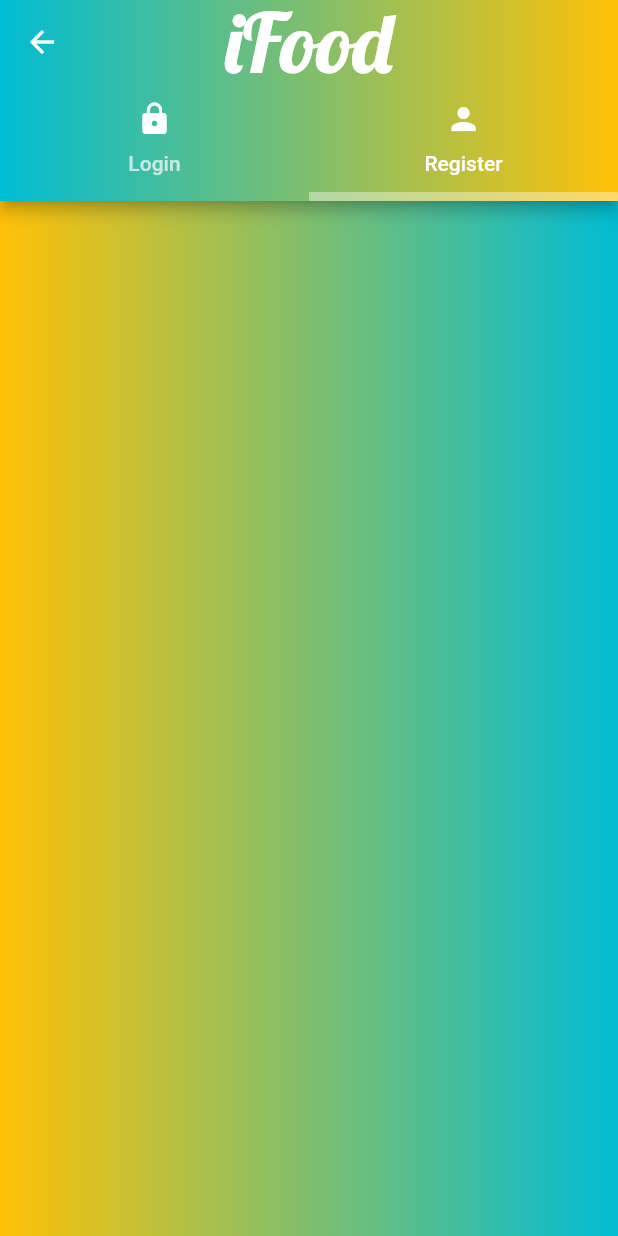
After one commit to HassanrazaBhatti/ipanda, a Flutter app: the AuthScreen screen opened directly, tab 2 chosen, on a phone screen of 412 x 824 dp. The commit adds this screen. Run offline on Flutter 3.47's test engine with Material 2 defaults, Android fonts, the phone set to English and light mode, and no system bars.

Commit message:
updated auth

```diff
--- a/lib/auth/auth_screen.dart
+++ b/lib/auth/auth_screen.dart
@@ -1,4 +1,7 @@
 import 'package:flutter/material.dart';
+import 'package:ipanda/auth/signup_screen.dart';
+
+import 'login_screen.dart';
 
 class AuthScreen extends StatefulWidget {
   const AuthScreen({Key? key}) : super(key: key);
@@ -54,15 +57,16 @@ class _AuthScreenState extends State<AuthScreen> {
           ),
           body: Container(
             decoration: const BoxDecoration(
-              gradient: const LinearGradient(
+              gradient:  LinearGradient(
                   colors: [
                     Colors.amber,
                     Colors.cyan,
                   ])
             ),
-            child: TabBarView(
+            child: const TabBarView(
               children: [
-
+                LoginScreen(),
+                SignUp(),
               ],
             ),
           ),
--- /dev/null
+++ b/lib/auth/signup_screen.dart
@@ -0,0 +1,15 @@
+import 'package:flutter/material.dart';
+
+class SignUp extends StatefulWidget {
+  const SignUp({Key? key}) : super(key: key);
+
+  @override
+  _SignUpState createState() => _SignUpState();
+}
+
+class _SignUpState extends State<SignUp> {
+  @override
+  Widget build(BuildContext context) {
+    return Container();
+  }
+}
```
Also changed, not shown: lib/widgets/custom_textfield.dart (added).
